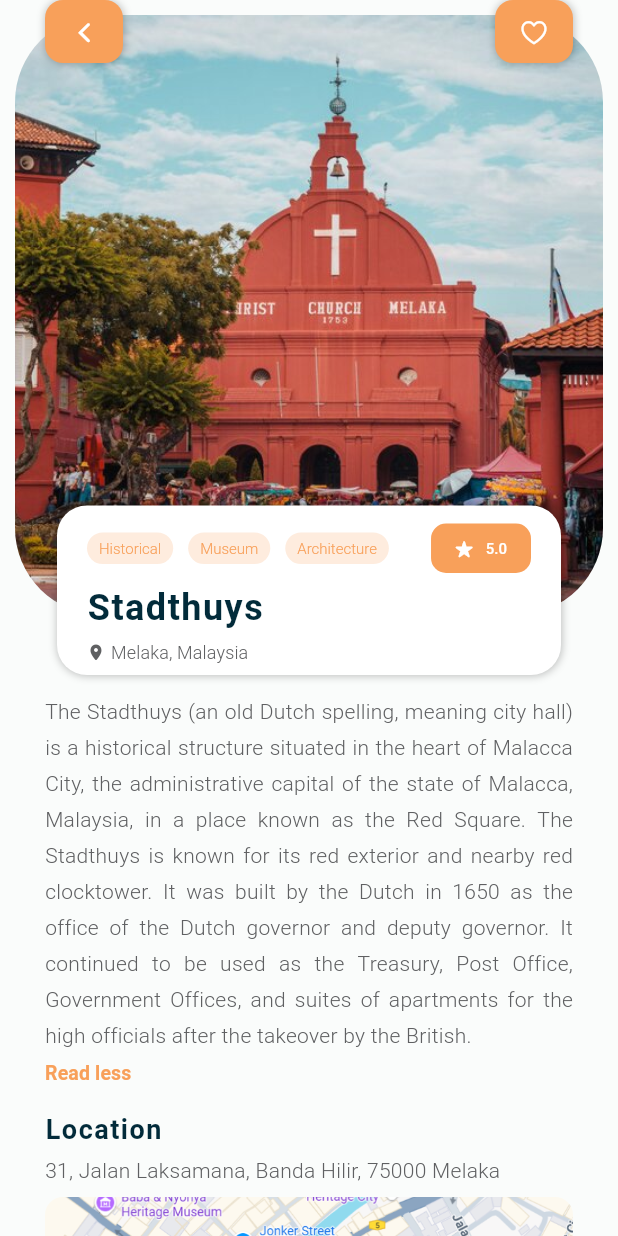
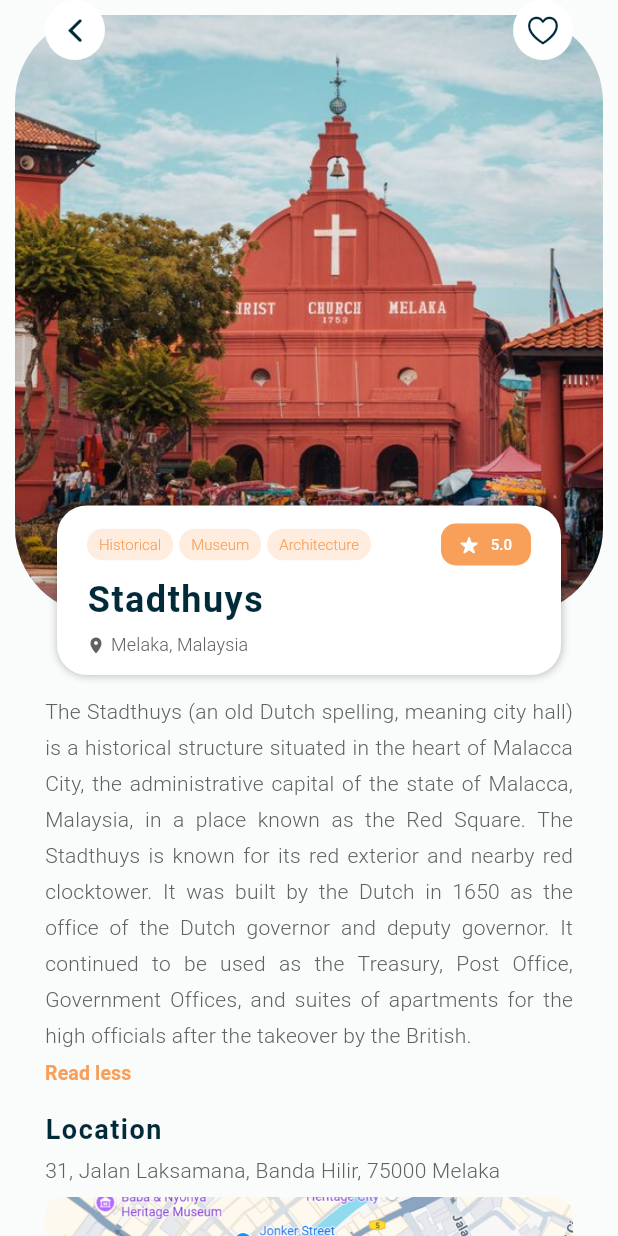
Before and after one commit to Winnee0305/tripora, a Flutter app: the PoiPage screen opened directly, after a tap on "Read more", on a phone screen of 412 x 824 dp. Run offline on Flutter 3.47's test engine with Material 3 defaults, Android fonts, the phone set to English and light mode, and no system bars.

Commit message:
Poi Page

```diff
--- a/lib/core/widgets/app_button.dart
+++ b/lib/core/widgets/app_button.dart
@@ -3,7 +3,11 @@ import 'package:tripora/core/theme/app_shadow_theme.dart';
 import 'package:tripora/core/theme/app_text_style.dart';
 import 'package:flutter/cupertino.dart';
 
-enum BackgroundVariant { filled, trans } // -- define the variants of background
+enum BackgroundVariant {
+  primaryFilled,
+  primaryTrans,
+  secondaryFilled,
+} // -- define the variants of background
 
 enum TextStyleVariant { small, medium, large } // -- define text style variants
 
@@ -35,7 +39,7 @@ class AppButton extends StatelessWidget {
     this.radius,
     this.iconPosition = true,
     this.boxShadow,
-    this.backgroundVariant = BackgroundVariant.filled,
+    this.backgroundVariant = BackgroundVariant.primaryFilled,
     this.textStyleVariant = TextStyleVariant.medium,
     this.padding,
     this.backgroundColorOverride,
@@ -71,7 +75,7 @@ class AppButton extends StatelessWidget {
       textStyleVariant: textStyleVariant ?? TextStyleVariant.large,
       boxShadow: boxShadow,
       iconSize: iconSize,
-      backgroundVariant: variant ?? BackgroundVariant.filled,
+      backgroundVariant: variant ?? BackgroundVariant.primaryFilled,
     );
   }
 
@@ -80,20 +84,24 @@ class AppButton extends StatelessWidget {
     required IconData icon,
     double? iconSize,
     VoidCallback? onPressed,
-    BackgroundVariant? variant,
+    BackgroundVariant? backgroundVariant,
+    Color? backgroundColorOverride,
+    Color? textColorOverride,
   }) {
     return AppButton(
       key: key,
       text: "",
       icon: icon,
       iconSize: iconSize ?? 24,
-      backgroundVariant: variant ?? BackgroundVariant.trans,
+      backgroundVariant: backgroundVariant ?? BackgroundVariant.primaryFilled,
       onPressed: onPressed,
       radius: 30,
       minHeight: 40,
       minWidth: 40,
       boxShadow: [],
       padding: EdgeInsets.zero,
+      backgroundColorOverride: backgroundColorOverride,
+      textColorOverride: textColorOverride,
     );
   }
 
@@ -102,25 +110,28 @@ class AppButton extends StatelessWidget {
     required String text,
     TextStyleVariant? textStyleVariant,
     VoidCallback? onPressed,
-    BackgroundVariant? variant,
+    BackgroundVariant? backgroundVariant,
     Color? backgroundColorOverride,
     Color? textColorOverride,
     TextStyle? textStyleOverride,
+    double? radius,
+    double? minHeight,
+    double? minWidth,
+    EdgeInsetsGeometry? padding,
   }) {
     return AppButton(
       key: key,
       text: text,
-      backgroundVariant: variant ?? BackgroundVariant.filled,
+      backgroundVariant: backgroundVariant ?? BackgroundVariant.primaryFilled,
       onPressed: onPressed,
-      textStyleVariant: textStyleVariant ?? TextStyleVariant.medium,
-      radius: 30,
-      minHeight: 14,
-      minWidth: 14,
+      radius: radius ?? 30,
+      minHeight: minHeight ?? 40,
+      minWidth: minWidth ?? 40,
       boxShadow: [],
-      padding: EdgeInsets.zero,
+      padding: padding ?? EdgeInsets.zero,
       backgroundColorOverride: backgroundColorOverride,
       textColorOverride: textColorOverride,
-      textStyleOverride: textStyleOverride,
+      textStyleVariant: textStyleVariant ?? TextStyleVariant.medium,
     );
   }
 
@@ -130,19 +141,21 @@ class AppButton extends StatelessWidget {
     required String text,
     double? iconSize,
     VoidCallback? onPressed,
-    BackgroundVariant? variant,
+    BackgroundVariant? backgroundVariant,
     double? minWidth,
     double? minHeight,
     List<BoxShadow>? boxShadow,
     TextStyle? textStyleOverride,
     double? radius,
+    bool? iconPosition,
   }) {
     return AppButton(
       key: key,
       text: text,
       icon: icon,
       iconSize: iconSize ?? 24,
-      backgroundVariant: variant ?? BackgroundVariant.filled,
+      backgroundVariant: backgroundVariant ?? BackgroundVariant.primaryFilled,
+      textStyleVariant: TextStyleVariant.small,
       onPressed: onPressed,
       radius: radius ?? 30,
       minHeight: minHeight ?? 40,
@@ -150,42 +163,9 @@ class AppButton extends StatelessWidget {
       boxShadow: [],
       padding: EdgeInsets.zero,
       textStyleOverride: textStyleOverride,
+      iconPosition: iconPosition ?? true,
     );
   }
-
-  // factory AppButton.iconTextSmall({
-  //   Key? key,
-  //   required String text,
-  //   TextStyleVariant? textStyleVariant,
-  //   required IconData icon,
-  //   bool? iconPosition,
-  //   double? iconSize,
-  //   double? radius,
-  //   double? minWidth,
-  //   double? minHeight,
-  //   List<BoxShadow>? boxShadow,
-  //   VoidCallback? onPressed,
-  //   BackgroundVariant? variant,
-  //   Color? backgroundColorOverride,
-  //   Color? textColorOverride,
-  //   TextStyle? textStyleOverride,
-  // }) {
-  //   return AppButton(
-  //     key: key,
-  //     text: text,
-  //     icon: icon,
-  //     iconPosition: iconPosition ?? true,
-  //     backgroundVariant: variant ?? BackgroundVariant.trans,
-  //     backgroundColorOverride: backgroundColorOverride,
-  //     textColorOverride: textColorOverride,
-  //     iconSize: iconSize ?? 16,
-  //     onPressed: onPressed,
-  //     radius: radius ?? 10,
-  //     minWidth: minWidth ?? 74,
-  //     minHeight: minHeight ?? 50,
-  //     textStyleVariant: textStyleVariant ?? TextStyleVariant.medium,
-  //   );
-  // }
 
   @override
   Widget build(BuildContext context) {
@@ -200,15 +180,19 @@ class AppButton extends StatelessWidget {
     final bool isSingleElement = text.isEmpty || icon == null;
 
     switch (backgroundVariant) {
-      case BackgroundVariant.filled:
+      case BackgroundVariant.primaryFilled:
         backgroundColor = backgroundColorOverride ?? colorScheme.primary;
         textColor = textColorOverride ?? colorScheme.onPrimary;
         break;
-      case BackgroundVariant.trans:
+      case BackgroundVariant.primaryTrans:
         backgroundColor =
             backgroundColorOverride ??
             colorScheme.primary.withValues(alpha: 0.2);
         textColor = textColorOverride ?? colorScheme.primary;
+        break;
+      case BackgroundVariant.secondaryFilled:
+        backgroundColor = backgroundColorOverride ?? colorScheme.onPrimary;
+        textColor = textColorOverride ?? colorScheme.secondary;
         break;
     }
 
@@ -222,7 +206,10 @@ class AppButton extends StatelessWidget {
         break;
       case TextStyleVariant.medium:
         textStyle =
-            textStyleOverride ?? Theme.of(context).textTheme.bodyMedium!;
+            textStyleOverride ??
+            Theme.of(context).textTheme.bodyMedium!.copyWith(
+              fontWeight: ManropeFontWeight.light,
+            );
         break;
       case TextStyleVariant.large:
         textStyle =
--- a/lib/features/home/views/widgets/home_header.dart
+++ b/lib/features/home/views/widgets/home_header.dart
@@ -43,9 +43,11 @@ class HomeHeader extends StatelessWidget {
             children: [
               AppButton.iconOnly(icon: CupertinoIcons.bell, onPressed: () {}),
               Positioned(
-                right: 1,
-                top: 1,
+                right: 0,
+                top: 0,
                 child: AppButton.textOnly(
+                  minWidth: 16,
+                  minHeight: 16,
                   text: "3",
                   textStyleOverride: Theme.of(
                     context,
--- a/lib/features/home/views/widgets/travel_post_card.dart
+++ b/lib/features/home/views/widgets/travel_post_card.dart
@@ -98,7 +98,7 @@ class TravelPostCard extends StatelessWidget {
                           color: Theme.of(context).colorScheme.primary,
                           fontWeight: ManropeFontWeight.regular,
                         ),
-                    variant: BackgroundVariant.trans,
+                    backgroundVariant: BackgroundVariant.primaryTrans,
                   ),
                 ),
                 // Likes
--- a/lib/features/poi/models/attraction.dart
+++ b/lib/features/poi/models/attraction.dart
@@ -2,7 +2,7 @@
 class Attraction {
   final String name;
   final String imageUrl;
-  final String distance;
+  final double distance;
 
   Attraction({
     required this.name,
--- a/lib/features/poi/viewmodels/poi_page_viewmodel.dart
+++ b/lib/features/poi/viewmodels/poi_page_viewmodel.dart
@@ -55,15 +55,24 @@ class PoiPageViewmodel extends ChangeNotifier {
     nearbyAttractions = [
       Attraction(
         name: "Jonker Street",
-        imageUrl:
-            "https://media.timeout.com/images/105875467/750/422/image.jpg",
-        distance: "0.3 km away",
+        imageUrl: "assets/images/exp_nearby1.png",
+        distance: 0.3,
       ),
       Attraction(
-        name: "Maritime Museum",
-        imageUrl:
-            "https://www.holidaygogogo.com/wp-content/uploads/2019/06/maritime-museum-melaka.jpg",
-        distance: "0.5 km away",
+        name: "Melaka River Cruise",
+        imageUrl: "assets/images/exp_nearby2.png",
+        distance: 0.3,
+      ),
+
+      Attraction(
+        name: "Baba & Nyonya Heritage Museum",
+        imageUrl: "assets/images/exp_nearby3.png",
+        distance: 0.5,
+      ),
+      Attraction(
+        name: "A' Famosa Port",
+        imageUrl: "assets/images/exp_nearby4.png",
+        distance: 0.4,
       ),
     ];
   }
--- a/lib/features/poi/views/poi_details_screen.dart
+++ b/lib/features/poi/views/poi_details_screen.dart
@@ -110,7 +110,7 @@ class PoiDetailsScreen extends StatelessWidget {
                     ],
                   ),
                 ),
-                AppButton(
+                AppButton.iconTextSmall(
                   text: "Details",
                   textStyleOverride: Theme.of(context).textTheme.bodyMedium
                       ?.copyWith(
--- a/lib/features/poi/views/poi_header_screen.dart
+++ b/lib/features/poi/views/poi_header_screen.dart
@@ -28,32 +28,29 @@ class PoiHeaderScreen extends StatelessWidget {
           ),
         ),
 
+        // ---- Top Buttons
         SafeArea(
           child: Padding(
             padding: const EdgeInsets.symmetric(horizontal: 30),
             child: Row(
               mainAxisAlignment: MainAxisAlignment.spaceBetween,
               children: [
-                AppButton(
+                AppButton.iconOnly(
                   icon: CupertinoIcons.back,
                   onPressed: () {},
-                  text: "",
-                  // backgroundColor: Theme.of(context).colorScheme.onPrimary,
-                  // iconColor: Theme.of(context).colorScheme.secondary,
+                  backgroundVariant: BackgroundVariant.secondaryFilled,
                 ),
-                AppButton(
+                AppButton.iconOnly(
                   icon: CupertinoIcons.heart,
                   onPressed: () {},
-                  text: "",
-                  // backgroundColor: Theme.of(context).colorScheme.onPrimary,
-                  // iconColor: Theme.of(context).colorScheme.secondary,
+                  backgroundVariant: BackgroundVariant.secondaryFilled,
                 ),
               ],
             ),
           ),
         ),
 
-        // Title Section
+        // ----- Title Section
         Align(
           alignment: Alignment.bottomCenter,
           child: Container(
@@ -84,11 +81,25 @@ class PoiHeaderScreen extends StatelessWidget {
                             runSpacing:
                                 4, // vertical spacing if wrapped to next line
                             children: vm.place.tags
-                                .map((tag) => PoiTag(label: tag))
+                                .map(
+                                  (tag) => AppButton.textOnly(
+                                    text: tag,
+                                    backgroundVariant:
+                                        BackgroundVariant.primaryTrans,
+                                    onPressed: () {},
+                                    minHeight: 14,
+                                    minWidth: 0,
+                                    padding: EdgeInsets.symmetric(
+                                      horizontal: 8,
+                                      vertical: 4,
+                                    ),
+                                    textStyleVariant: TextStyleVariant.small,
+                                  ),
+                                )
                                 .toList(),
                           ),
 
-                          AppButton(
+                          AppButton.iconTextSmall(
                             icon: CupertinoIcons.star_fill,
                             onPressed: () {},
                             text: " ${vm.place.rating}",
@@ -103,7 +114,7 @@ class PoiHeaderScreen extends StatelessWidget {
                             boxShadow: [],
                             radius: 10,
                             iconSize: 12,
-                            minWidth: 50,
+                            minWidth: 60,
                             minHeight: 28,
                           ),
                         ],
--- a/lib/features/poi/views/poi_nearby_screen.dart
+++ b/lib/features/poi/views/poi_nearby_screen.dart
@@ -1,6 +1,8 @@
 import 'package:flutter/material.dart';
+import 'package:tripora/core/theme/app_widget_styles.dart';
 import 'package:tripora/features/poi/viewmodels/poi_page_viewmodel.dart';
 import '../models/attraction.dart';
+import 'package:tripora/core/theme/app_text_style.dart';
 
 class PoiNearbyScreen extends StatelessWidget {
   final PoiPageViewmodel vm;
@@ -9,62 +11,98 @@ class PoiNearbyScreen extends StatelessWidget {
   @override
   Widget build(BuildContext context) {
     return Column(
+      crossAxisAlignment: CrossAxisAlignment.start,
       children: [
         /// Nearby Attractions
-        const Text(
+        Padding(
+          padding: const EdgeInsets.symmetric(horizontal: 30.0),
+          child: Text(
             "Nearby Attractions",
-          style: TextStyle(fontWeight: FontWeight.bold, fontSize: 16),
+            style: Theme.of(context).textTheme.headlineMedium?.copyWith(
+              fontWeight: ManropeFontWeight.semiBold,
             ),
-        const SizedBox(height: 8),
-        SizedBox(
-          height: 120,
+          ),
+        ),
+        const SizedBox(height: 12),
+        Container(
+          height: 110,
+          padding: const EdgeInsets.only(left: 30.0),
           child: ListView.builder(
             scrollDirection: Axis.horizontal,
+            clipBehavior: Clip.none,
             itemCount: vm.nearbyAttractions.length,
             itemBuilder: (context, index) {
               final attraction = vm.nearbyAttractions[index];
-              return _buildAttractionCard(attraction);
+              return _buildAttractionCard(attraction, context);
             },
           ),
         ),
+        const SizedBox(height: 50),
       ],
     );
   }
 
-  Widget _buildAttractionCard(Attraction attraction) {
+  Widget _buildAttractionCard(Attraction attraction, BuildContext context) {
     return Container(
-      width: 160,
-      margin: const EdgeInsets.only(right: 12),
-      decoration: BoxDecoration(
-        borderRadius: BorderRadius.circular(12),
-        color: Colors.grey[100],
-      ),
-      child: Column(
-        crossAxisAlignment: CrossAxisAlignment.start,
+      height: 110,
+      width: 230, // ✅ Finite width (ListView needs this)
+      margin: const EdgeInsets.only(right: 20),
+      decoration: AppWidgetStyles.cardDecoration(context),
+      clipBehavior: Clip.antiAlias, // ensure shadow isn’t cut by content
+      child: Row(
+        crossAxisAlignment: CrossAxisAlignment.center,
         children: [
           ClipRRect(
-            borderRadius: const BorderRadius.vertical(top: Radius.circular(12)),
-            child: Image.network(
+            borderRadius: BorderRadius.circular(12),
+            child: Image.asset(
               attraction.imageUrl,
-              height: 80,
-              width: double.infinity,
+              height: 110,
+              width: 110,
               fit: BoxFit.cover,
             ),
           ),
-          Padding(
-            padding: const EdgeInsets.all(6.0),
+          Expanded(
+            // ✅ allows text to use remaining space
+            child: Padding(
+              padding: const EdgeInsets.symmetric(horizontal: 10, vertical: 6),
               child: Column(
                 crossAxisAlignment: CrossAxisAlignment.start,
+                mainAxisAlignment: MainAxisAlignment.center,
                 children: [
                   Text(
                     attraction.name,
-                  style: const TextStyle(fontWeight: FontWeight.bold),
+                    maxLines: 1,
+                    overflow: TextOverflow.ellipsis,
+                    style: Theme.of(context).textTheme.titleMedium?.copyWith(
+                      fontWeight: ManropeFontWeight.medium,
+                      color: Theme.of(context).colorScheme.secondary,
                     ),
-                Text(
-                  attraction.distance,
-                  style: TextStyle(color: Colors.grey[600], fontSize: 12),
+                  ),
+                  const SizedBox(height: 6),
+                  Row(
+                    children: [
+                      Image.asset(
+                        "assets/icons/distance.png",
+                        height: 12,
+                        width: 12,
+                      ),
+                      const SizedBox(width: 4),
+                      Flexible(
+                        child: Text(
+                          "${attraction.distance} km away",
+                          maxLines: 1,
+                          overflow: TextOverflow.ellipsis,
+                          style: Theme.of(context).textTheme.bodySmall
+                              ?.copyWith(
+                                fontWeight: ManropeFontWeight.light,
+                                color: Theme.of(context).colorScheme.onSurface,
+                              ),
+                        ),
                       ),
                     ],
+                  ),
+                ],
+              ),
             ),
           ),
         ],
--- a/lib/features/poi/views/poi_reviews_screen.dart
+++ b/lib/features/poi/views/poi_reviews_screen.dart
@@ -4,6 +4,7 @@ import 'package:tripora/features/poi/viewmodels/poi_page_viewmodel.dart';
 import '../models/review.dart';
 import 'package:tripora/core/theme/app_text_style.dart';
 import 'package:tripora/core/widgets/app_expandable_text.dart';
+import 'package:flutter/cupertino.dart';
 
 class PoiReviewsScreen extends StatelessWidget {
   final PoiPageViewmodel vm;
@@ -25,15 +26,37 @@ class PoiReviewsScreen extends StatelessWidget {
                   fontWeight: ManropeFontWeight.semiBold,
                 ),
               ),
-              Text("${vm.reviews.length} Reviews"),
-              AppButton(onPressed: () {}, icon: Icons.add, text: "Add Review"),
-              Text("${vm.place.rating} / 5"),
+              Row(
+                // ----- Rating and Reviews Count
+                children: [
+                  AppButton.iconTextSmall(
+                    icon: CupertinoIcons.star_fill,
+                    text: "${vm.place.rating}",
+                    onPressed: () {},
+                    iconSize: 14,
+                    radius: 10,
+                    minHeight: 32,
+                    minWidth: 64,
+                    backgroundVariant: BackgroundVariant.primaryTrans,
+                  ),
+                  const SizedBox(width: 8),
+                  AppButton.iconTextSmall(
+                    icon: CupertinoIcons.ellipses_bubble_fill,
+                    text: "${vm.reviews.length}",
+                    onPressed: () {},
+                    iconSize: 14,
+                    radius: 10,
+                    minHeight: 32,
+                    minWidth: 64,
+                    backgroundVariant: BackgroundVariant.primaryTrans,
+                  ),
+                ],
+              ),
             ],
           ),
           const SizedBox(height: 8),
-          ...vm.reviews
-              .map((review) => _buildReviewTile(review, context))
-              .toList(),
+          // ------ Reviews
+          ...vm.reviews.map((review) => _buildReviewTile(review, context)),
           TextButton(
             onPressed: () {},
             child: const Text("See more reviews..."),
@@ -45,29 +68,68 @@ class PoiReviewsScreen extends StatelessWidget {
   }
 
   Widget _buildReviewTile(Review review, context) {
-    return ListTile(
-      contentPadding: const EdgeInsets.symmetric(vertical: 4),
-      leading: CircleAvatar(backgroundImage: NetworkImage(review.userAvatar)),
-      title: Text(
-        review.userName,
-        style: const TextStyle(fontWeight: FontWeight.bold),
-      ),
-      subtitle: Column(
+    return Container(
+      padding: const EdgeInsets.symmetric(vertical: 4),
+      child: Row(
         crossAxisAlignment: CrossAxisAlignment.start,
         children: [
-          AppExpandableText(
-            review.content,
-            trimLines: 4,
-            style: Theme.of(context).textTheme.bodyMedium,
+          ClipRRect(
+            borderRadius: BorderRadius.circular(
+              8,
+            ), // adjust corner radius as needed
+            child: Image.asset(
+              review.userAvatar,
+              width: 50, // set size same as your CircleAvatar radius * 2
+              height: 50,
+              fit: BoxFit.cover,
+            ),
           ),
-          const SizedBox(height: 4),
-          Text(
-            "${review.date.toLocal()}".split(' ')[0],
-            style: TextStyle(color: Colors.grey[600], fontSize: 12),
+          const SizedBox(width: 12),
+          Expanded(
+            child: Column(
+              crossAxisAlignment: CrossAxisAlignment.start,
+              children: [
+                Text(
+                  review.userName,
+                  style: Theme.of(context).textTheme.titleLarge?.copyWith(
+                    fontWeight: ManropeFontWeight.semiBold,
+                  ),
+                ),
+                const SizedBox(height: 2),
+                Row(
+                  mainAxisAlignment: MainAxisAlignment.spaceBetween,
+                  children: [
+                    Row(
+                      mainAxisSize: MainAxisSize.min,
+                      children: List.generate(
+                        5,
+                        (index) => const Icon(
+                          Icons.star,
+                          color: Colors.amber,
+                          size: 20,
+                        ),
+                      ),
+                    ),
+                    Text(
+                      "${review.date.toLocal()}".split(' ')[0],
+                      style: TextStyle(color: Colors.grey[600], fontSize: 12),
+                    ),
+                  ],
+                ),
+                const SizedBox(height: 4),
+                AppExpandableText(
+                  review.content,
+                  trimLines: 4,
+                  style: Theme.of(context).textTheme.bodyMedium?.copyWith(
+                    fontWeight: ManropeFontWeight.light,
+                  ),
+                ),
+                const SizedBox(height: 20),
+              ],
+            ),
           ),
         ],
       ),
-      trailing: const Icon(Icons.star, color: Colors.orange),
     );
   }
 }
--- a/lib/main.dart
+++ b/lib/main.dart
@@ -30,8 +30,8 @@ class TriporaApp extends StatelessWidget {
       },
 
       // home: const ThemePreviewPage(),
-      home: const AuthPage(),
-      // home: const HomePage(),
+      // home: const AuthPage(),
+      home: const HomePage(),
       // home: const PoiPage(),
     );
   }
--- a/pubspec.yaml
+++ b/pubspec.yaml
@@ -79,6 +79,11 @@ flutter:
     - assets/icons/nature.png
     - assets/icons/restaurant.png
     - assets/images/exp_location.png
+    - assets/images/exp_nearby1.png
+    - assets/images/exp_nearby2.png
+    - assets/images/exp_nearby3.png
+    - assets/images/exp_nearby4.png
+    - assets/icons/distance.png
 
   # An image asset can refer to one or more resolution-specific "variants", see
   # https://flutter.dev/to/resolution-aware-images
```
Also changed, not shown: assets/icons/distance.png (added), assets/images/exp_nearby1.png (added), assets/images/exp_nearby2.png (added), assets/images/exp_nearby3.png (added), assets/images/exp_nearby4.png (added), 16 other files. Lines whose indentation alone changed are shown as unchanged.
